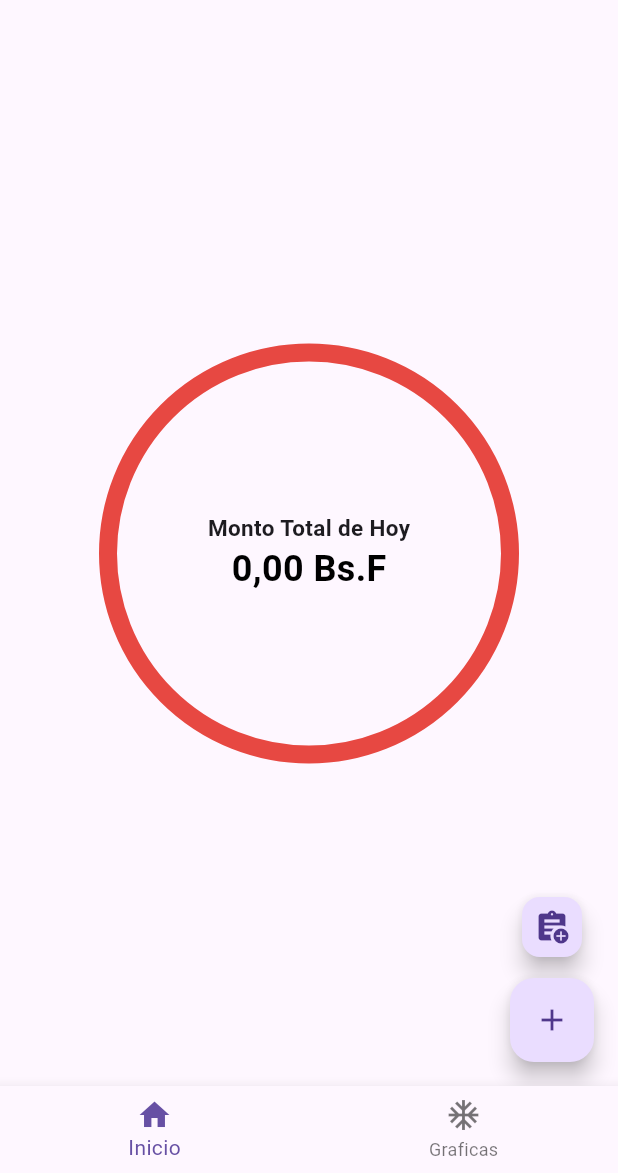
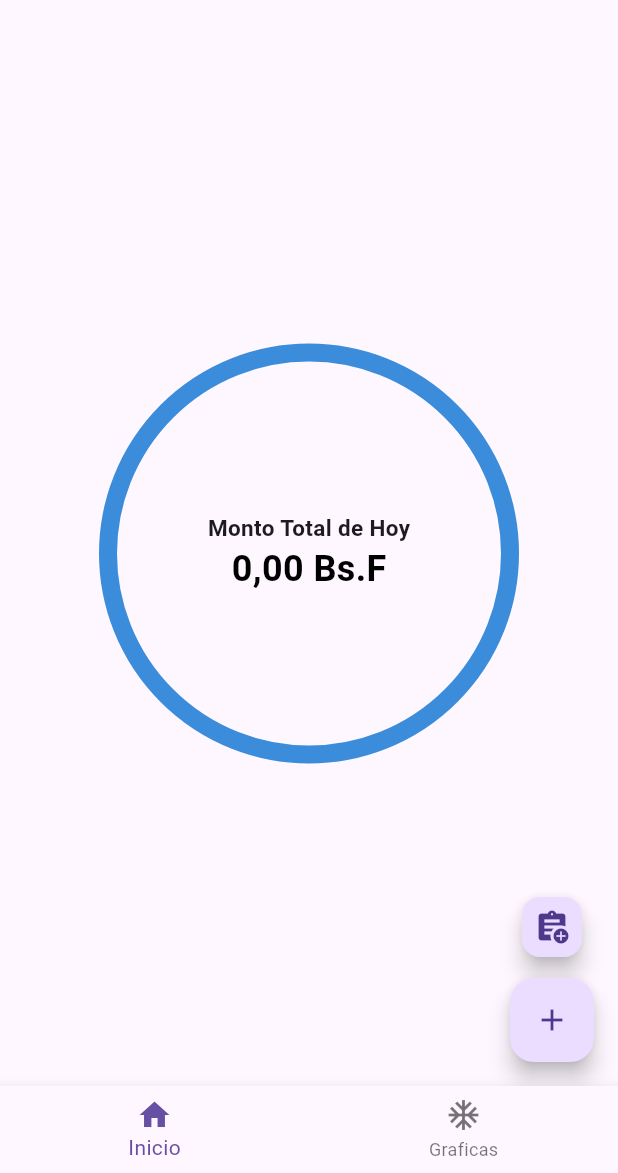
Before and after one commit to NightmareFox12/mi-referencia, a Flutter app: the screen it shows after launch, on a phone screen of 412 x 824 dp, the part 63-1236 px from its top. Run offline on Flutter 3.47's test engine with Material 3 defaults, Android fonts, the phone set to English and light mode, and no system bars; drawn by our look-alikes of fl_chart, skeletonizer; our stand-ins replace drift, drift_flutter, flutter_hooks, flutter_riverpod, hooks_riverpod, shared_preferences; accounts and stored records are empty; generated files the repository leaves out were written again.

Commit message:
feat: add animated pie chart widget with skeletonizer loading state for total amount display

```diff
--- a/lib/presentation/widgets/animate_pie.dart
+++ b/lib/presentation/widgets/animate_pie.dart
@@ -4,6 +4,7 @@ import 'package:flutter_hooks/flutter_hooks.dart';
 import 'package:hooks_riverpod/hooks_riverpod.dart';
 import 'package:mi_referencia/domain/reference_provider.dart';
 import 'package:mi_referencia/utils/format_amount.dart';
+import 'package:skeletonizer/skeletonizer.dart';
 
 class AnimatePie extends HookConsumerWidget {
   const AnimatePie({super.key});
@@ -16,13 +17,12 @@ class AnimatePie extends HookConsumerWidget {
       duration: const Duration(seconds: 4),
     );
 
-    final ColorTween colorTween = ColorTween(
+    final Animation<Color?> animationColor = ColorTween(
       begin: Colors.red,
       end: Colors.blue,
-    );
+    ).animate(controller);
 
-    final Color animatedColor = colorTween.evaluate(controller)!;
-
+    final Color animatedColor = useAnimation(animationColor)!;
     useEffect(() {
       controller.repeat(reverse: true);
       return controller.dispose;
@@ -61,19 +61,18 @@ class AnimatePie extends HookConsumerWidget {
                 'Monto Total de Hoy',
                 style: TextStyle(fontSize: 15, fontWeight: FontWeight.bold),
               ),
-              totalAmountReferenceAsync.when(
-                data: (data) {
-                  return Text(
-                    '${formatAmount(data)} Bs.F',
-                    style: const TextStyle(
-                      fontSize: 24,
-                      fontWeight: FontWeight.bold,
-                      color: Colors.black,
-                    ),
-                  );
-                },
-                error: (error, stackTrace) => Text(error.toString()),
-                loading: () => CircularProgressIndicator(),
+
+              Skeletonizer(
+                enabled: totalAmountReferenceAsync.isLoading,
+                enableSwitchAnimation: true,
+                child: Text(
+                  '${formatAmount(totalAmountReferenceAsync.value ?? 0.0)} Bs.F',
+                  style: const TextStyle(
+                    fontSize: 24,
+                    fontWeight: FontWeight.bold,
+                    color: Colors.black,
+                  ),
+                ),
               ),
             ],
           ),
--- a/pubspec.yaml
+++ b/pubspec.yaml
@@ -17,6 +17,7 @@ dependencies:
   intl: ^0.20.2
   shared_preferences: ^2.5.3
   fl_chart: ^1.1.1
+  skeletonizer: ^2.1.0+1
 
 dependency_overrides:
   analyzer_buffer: ^0.1.11
```
Also changed, not shown: pubspec.lock.
